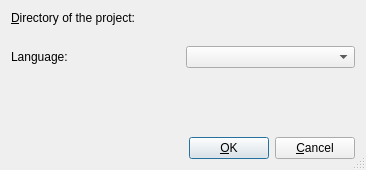
Above: umbrello/dialogs/importprojectdlgbase.ui from KDE/umbrello before the change. Below: the same form after it.
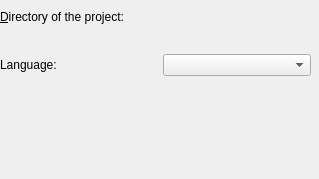
That is the form after the change. Custom widgets are drawn as their Qt base class.

Commit message: Krazy Code Checker: using KDialog instead of QDialog.

```diff
--- a/umbrello/dialogs/importprojectdlgbase.ui
+++ b/umbrello/dialogs/importprojectdlgbase.ui
@@ -1,19 +1,22 @@
 <ui version="4.0" >
  <class>ImportProjectDlgBase</class>
- <widget class="QDialog" name="ImportProjectDlgBase" >
+ <widget class="QWidget" name="ImportProjectDlgBase" >
   <property name="geometry" >
    <rect>
     <x>0</x>
     <y>0</y>
-    <width>366</width>
-    <height>170</height>
+    <width>319</width>
+    <height>179</height>
    </rect>
   </property>
-  <property name="windowTitle" >
-   <string>Import existing projects</string>
-  </property>
-  <property name="sizeGripEnabled" >
-   <bool>true</bool>
+  <widget class="QWidget" name="verticalLayout" >
+   <property name="geometry" >
+    <rect>
+     <x>0</x>
+     <y>10</y>
+     <width>311</width>
+     <height>161</height>
+    </rect>
   </property>
   <layout class="QVBoxLayout" >
    <item>
@@ -103,57 +106,11 @@
      <property name="bottomMargin" >
       <number>0</number>
      </property>
-     <item>
-      <spacer>
-       <property name="orientation" >
-        <enum>Qt::Horizontal</enum>
-       </property>
-       <property name="sizeType" >
-        <enum>QSizePolicy::Expanding</enum>
-       </property>
-       <property name="sizeHint" >
-        <size>
-         <width>20</width>
-         <height>20</height>
-        </size>
-       </property>
-      </spacer>
-     </item>
-     <item>
-      <widget class="QPushButton" name="buttonOk" >
-       <property name="text" >
-        <string>&amp;OK</string>
-       </property>
-       <property name="shortcut" >
-        <string/>
-       </property>
-       <property name="autoDefault" >
-        <bool>true</bool>
-       </property>
-       <property name="default" >
-        <bool>true</bool>
-       </property>
-      </widget>
-     </item>
-     <item>
-      <widget class="QPushButton" name="buttonCancel" >
-       <property name="text" >
-        <string>&amp;Cancel</string>
-       </property>
-       <property name="shortcut" >
-        <string/>
-       </property>
-       <property name="autoDefault" >
-        <bool>true</bool>
-       </property>
-      </widget>
-     </item>
     </layout>
    </item>
   </layout>
  </widget>
- <layoutdefault spacing="6" margin="11" />
- <pixmapfunction>qPixmapFromMimeSource</pixmapfunction>
+ </widget>
  <customwidgets>
   <customwidget>
    <class>KComboBox</class>
```
Left out of the diff: 41 changed lines with no effect on the pictures. Lines whose indentation alone changed are shown as unchanged. The commit also changes 4 other files.
